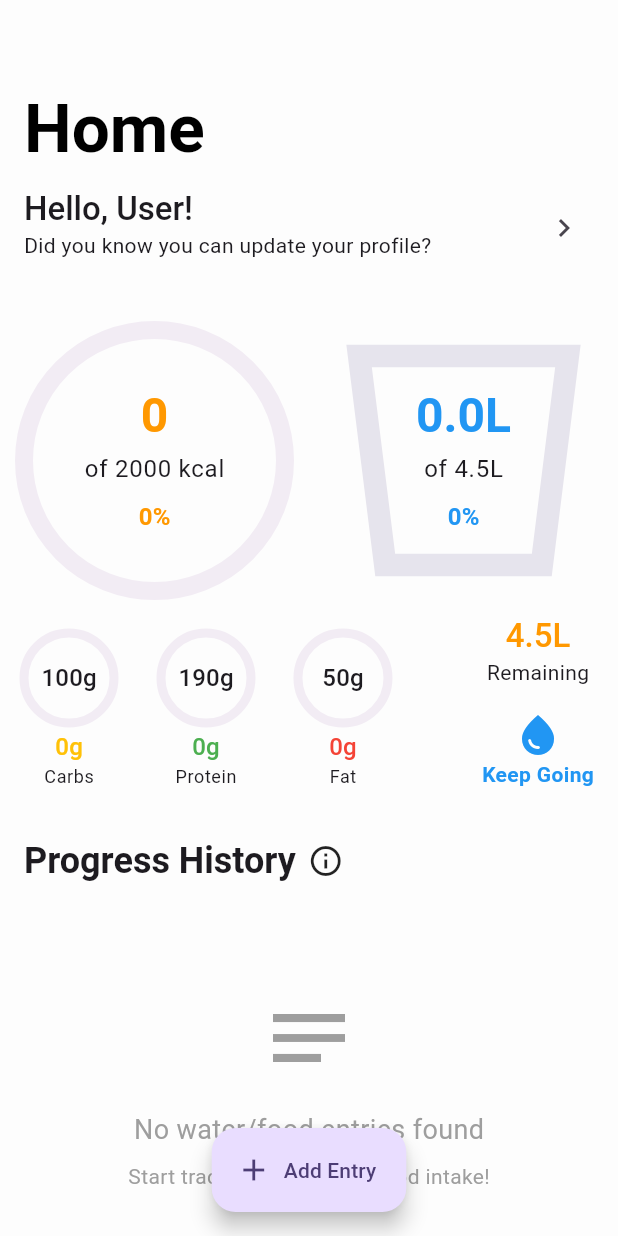
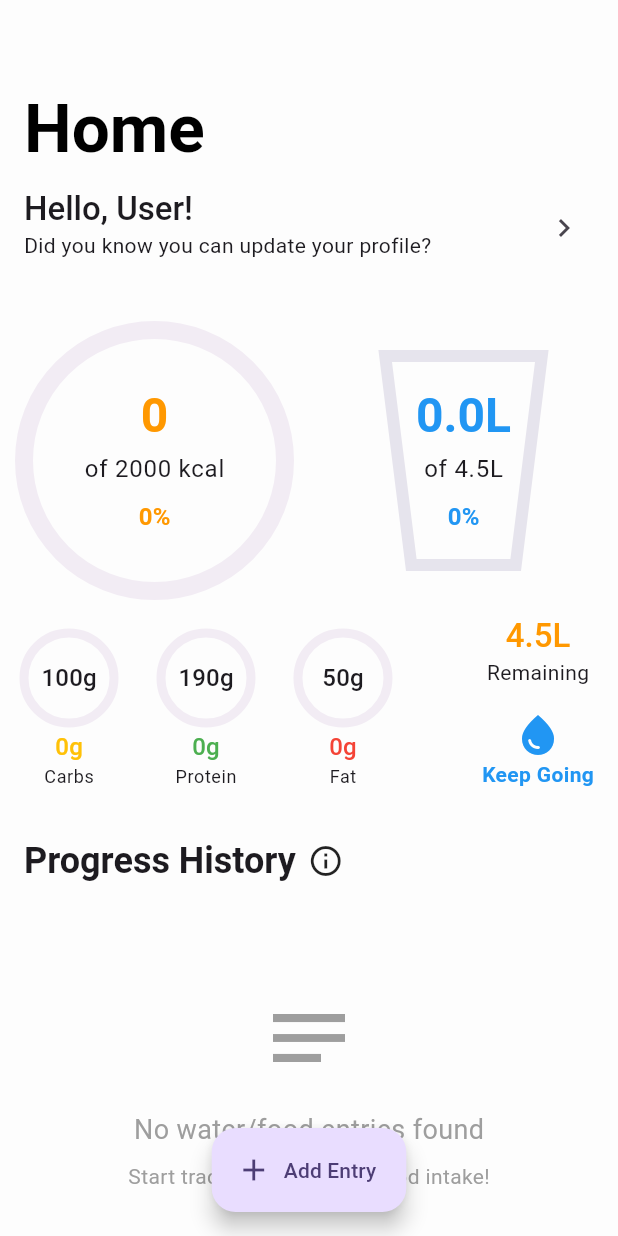
Before and after one commit to PedroSchwarz/tea_challenge, a Flutter app: the screen it shows after launch, on a phone screen of 412 x 824 dp. Run offline on Flutter 3.47's test engine with Material 3 defaults, Android fonts, the phone set to English and light mode, and no system bars; our stand-ins replace drift, drift_flutter, flutter_animate, flutter_secure_storage, freezed_annotation, gap and 5 more; accounts and stored records are empty; generated files the repository leaves out were written again; statements that could not run were skipped.

Commit message:
Improve water cup widget, add responsive widget for landscape mode

```diff
--- a/lib/app/app.dart
+++ b/lib/app/app.dart
@@ -2,5 +2,6 @@ export './configurations/build_configuration.dart';
 export './dependencies/locator.dart';
 export './theming/app_spacing.dart';
 export './theming/app_theme.dart';
+export './theming/design_system/app_responsive_layout.dart';
 export './theming/design_system/app_skeleton.dart';
 export './ui/navigation.dart';
--- a/lib/app/theming/app_spacing.dart
+++ b/lib/app/theming/app_spacing.dart
@@ -25,5 +25,5 @@ class AppSpacing {
   static const double xxxl = 64.0;
 
   /// Max width for landscape mode
-  static const double maxWidthLandscape = 500.0;
+  static const double maxWidthLandscape = 600.0;
 }
--- /dev/null
+++ b/lib/app/theming/design_system/app_responsive_layout.dart
@@ -0,0 +1,21 @@
+import 'package:flutter/material.dart';
+import 'package:tea_challenge/app/theming/app_spacing.dart';
+
+typedef AppResponsiveLayoutBuilder = Widget Function(BuildContext context, BoxConstraints constraints, bool isLandscape, double maxWidth);
+
+class AppResponsiveLayout extends StatelessWidget {
+  const AppResponsiveLayout({super.key, required this.builder});
+
+  final AppResponsiveLayoutBuilder builder;
+
+  @override
+  Widget build(BuildContext context) {
+    return LayoutBuilder(
+      builder: (context, constraints) {
+        final isLandscape = constraints.maxWidth > AppSpacing.maxWidthLandscape;
+        final maxWidth = isLandscape ? AppSpacing.maxWidthLandscape : constraints.maxWidth;
+        return builder(context, constraints, isLandscape, maxWidth);
+      },
+    );
+  }
+}
--- a/lib/features/history/ui/components/progression_card.dart
+++ b/lib/features/history/ui/components/progression_card.dart
@@ -15,6 +15,7 @@ class ProgressionCard extends StatelessWidget {
     final theme = Theme.of(context);
 
     return Material(
+      borderRadius: BorderRadius.circular(AppSpacing.sm),
       child: InkWell(
         onTap: onTap,
         splashColor: theme.colorScheme.primary.withValues(alpha: 0.1),
--- a/lib/features/home/ui/views/components/water_cup_progress.dart
+++ b/lib/features/home/ui/views/components/water_cup_progress.dart
@@ -178,8 +178,8 @@ class _CupClipper extends CustomClipper<Path> {
     final height = size.height;
 
     // Create cup shape (wider at top, narrower at bottom)
-    final topWidth = width * 0.8;
-    final bottomWidth = width * 0.6;
+    final topWidth = width * 0.6;
+    final bottomWidth = width * 0.4;
     final cupHeight = height * 0.8;
     final topY = height * 0.1;
     final bottomY = topY + cupHeight;
@@ -209,14 +209,14 @@ class _CupOutlinePainter extends CustomPainter {
         Paint()
           ..color = color
           ..style = PaintingStyle.stroke
-          ..strokeWidth = 15.0;
+          ..strokeWidth = 8.0;
 
     final path = Path();
     final width = size.width;
     final height = size.height;
 
-    final topWidth = width * 0.8;
-    final bottomWidth = width * 0.6;
+    final topWidth = width * 0.6;
+    final bottomWidth = width * 0.4;
     final cupHeight = height * 0.8;
     final topY = height * 0.1;
     final bottomY = topY + cupHeight;
@@ -249,8 +249,8 @@ class _WaterPainter extends CustomPainter {
     final width = size.width;
     final height = size.height;
 
-    final topWidth = width * 0.8;
-    final bottomWidth = width * 0.6;
+    final topWidth = width * 0.6;
+    final bottomWidth = width * 0.4;
     final cupHeight = height * 0.8;
     final topY = height * 0.1;
     final bottomY = topY + cupHeight;
--- a/lib/features/home/ui/views/home_screen.dart
+++ b/lib/features/home/ui/views/home_screen.dart
@@ -2,8 +2,7 @@ import 'package:flutter/material.dart';
 import 'package:gap/gap.dart';
 import 'package:go_router/go_router.dart';
 import 'package:provider/provider.dart';
-import 'package:tea_challenge/app/dependencies/locator.dart';
-import 'package:tea_challenge/app/theming/app_spacing.dart';
+import 'package:tea_challenge/app/app.dart';
 import 'package:tea_challenge/app/ui/sizing_constants.dart';
 import 'package:tea_challenge/features/entries/data/models/entry.dart';
 import 'package:tea_challenge/features/entries/data/models/water_progress.dart';
@@ -50,8 +49,18 @@ class _HomeScreenState extends State<HomeScreen> {
 
     return ChangeNotifierProvider.value(
       value: _viewModel,
-      child: Scaffold(
-        body: Stack(
+      child: AppResponsiveLayout(
+        builder: (context, constraints, isLandscape, maxWidth) {
+          // Get half of the width and subtract the margin between the rings (2)
+          // AND
+          // WHEN landscape, subtract 100px from the ring size
+          final ringSize = (maxWidth / 2) - (AppSpacing.md * 2) - (isLandscape ? 100 : 0);
+
+          return Scaffold(
+            body: SafeArea(
+              top: isLandscape,
+              bottom: false,
+              child: Stack(
                 children: [
                   RefreshIndicator(
                     onRefresh: _viewModel.refresh,
@@ -79,7 +88,9 @@ class _HomeScreenState extends State<HomeScreen> {
                                   return ListTile(
                                     title: Text('Hello, ${userData.name}!', style: theme.textTheme.titleLarge),
                                     subtitle:
-                                  !userData.wasUpdated ? Text('Did you know you can update your profile?', style: theme.textTheme.bodyMedium) : null,
+                                        !userData.wasUpdated
+                                            ? Text('Did you know you can update your profile?', style: theme.textTheme.bodyMedium)
+                                            : null,
                                     trailing: const Icon(Icons.chevron_right),
                                     onTap: () {},
                                   );
@@ -89,18 +100,12 @@ class _HomeScreenState extends State<HomeScreen> {
                               // Main Progress Rings
                               Padding(
                                 padding: const EdgeInsets.all(AppSpacing.md),
-                          child: LayoutBuilder(
-                            builder: (context, constraints) {
-                              final isLandscape = constraints.maxWidth > AppSpacing.maxWidthLandscape;
-                              final maxWidth = isLandscape ? AppSpacing.maxWidthLandscape : constraints.maxWidth;
-                              final ringSize = (maxWidth / 2) - AppSpacing.md;
-
-                              return Column(
+                                child: Column(
                                   crossAxisAlignment: CrossAxisAlignment.stretch,
                                   spacing: AppSpacing.md,
                                   children: [
                                     Wrap(
-                                    spacing: AppSpacing.md,
+                                      spacing: AppSpacing.sm,
                                       runSpacing: AppSpacing.md,
                                       crossAxisAlignment: WrapCrossAlignment.center,
                                       alignment: WrapAlignment.spaceBetween,
@@ -134,7 +139,10 @@ class _HomeScreenState extends State<HomeScreen> {
                                         if (isLandscape)
                                           Selector<HomeViewModel, ({FoodProgress foodProgress, WaterProgress waterProgress})>(
                                             selector:
-                                              (context, viewModel) => (foodProgress: viewModel.foodProgress, waterProgress: viewModel.waterProgress),
+                                                (context, viewModel) => (
+                                                  foodProgress: viewModel.foodProgress,
+                                                  waterProgress: viewModel.waterProgress,
+                                                ),
                                             builder: (context, data, child) {
                                               return GoalDetailsSection(foodProgress: data.foodProgress, waterProgress: data.waterProgress);
                                             },
@@ -151,8 +159,6 @@ class _HomeScreenState extends State<HomeScreen> {
                                       ),
                                     ],
                                   ],
-                              );
-                            },
                                 ),
                               ),
                               const Gap(AppSpacing.md),
@@ -244,6 +250,7 @@ class _HomeScreenState extends State<HomeScreen> {
                   ),
                 ],
               ),
+            ),
             floatingActionButton: Selector<HomeViewModel, bool>(
               selector: (context, viewModel) => viewModel.areActionsEnabled,
               builder: (context, areActionsEnabled, child) {
@@ -264,6 +271,8 @@ class _HomeScreenState extends State<HomeScreen> {
               },
             ),
             floatingActionButtonLocation: FloatingActionButtonLocation.centerFloat,
+          );
+        },
       ),
     );
   }
```
Also changed, not shown: lib/features/entries/ui/views/create_entry_screen.dart (+15 -11 lines). Lines whose indentation alone changed are shown as unchanged.
